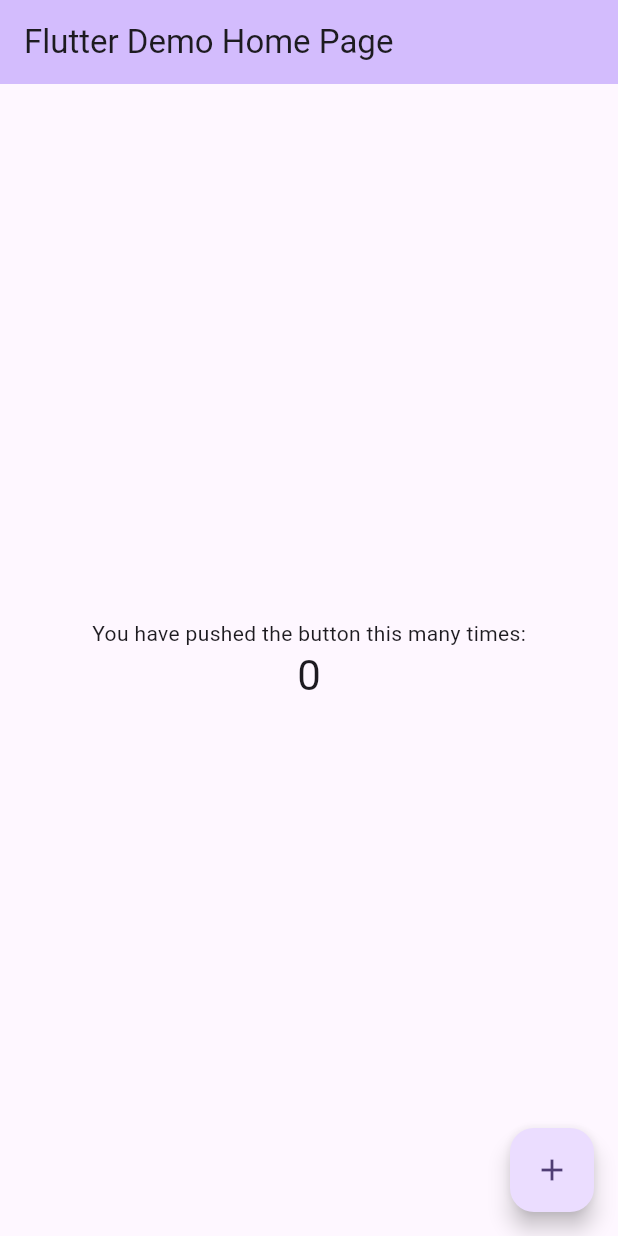
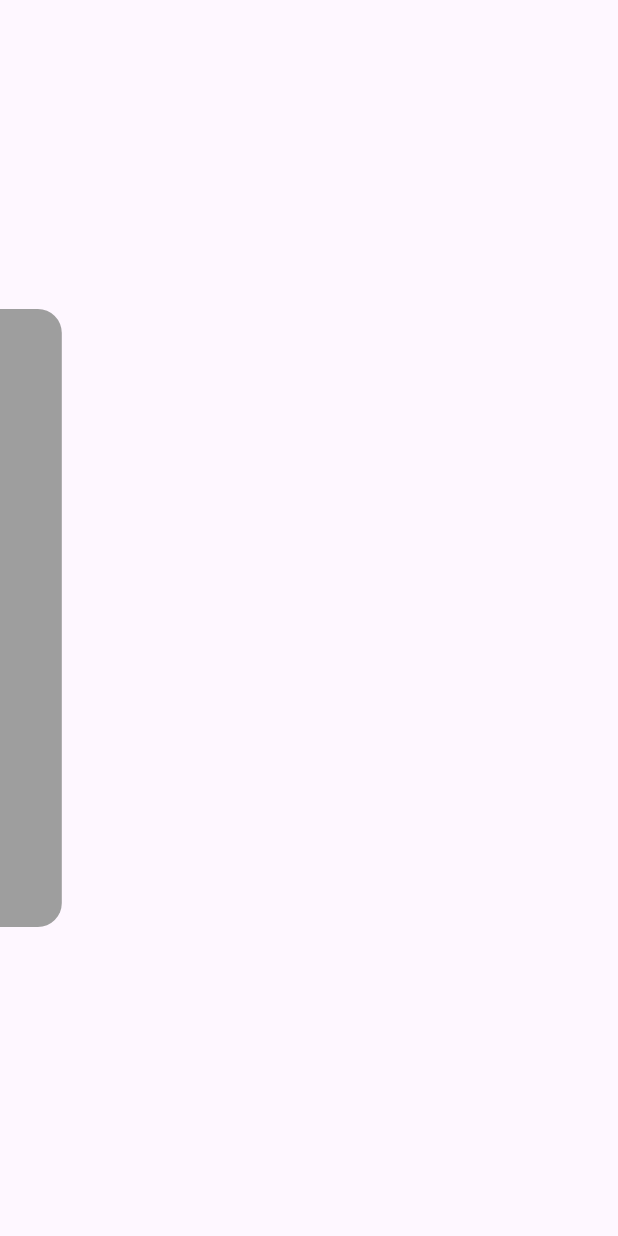
Before and after one commit to TheRealJasoandRazi/pixel_editor_app, a Flutter app: the screen it shows after launch, on a phone screen of 412 x 824 dp. Run offline on Flutter 3.47's test engine with Material 3 defaults, Android fonts, the phone set to English and light mode, and no system bars.

Commit message:
created container that is the base of the tool bar

```diff
--- a/lib/main.dart
+++ b/lib/main.dart
@@ -13,21 +13,6 @@ class MyApp extends StatelessWidget {
     return MaterialApp(
       title: 'Flutter Demo',
       theme: ThemeData(
-        // This is the theme of your application.
-        //
-        // TRY THIS: Try running your application with "flutter run". You'll see
-        // the application has a purple toolbar. Then, without quitting the app,
-        // try changing the seedColor in the colorScheme below to Colors.green
-        // and then invoke "hot reload" (save your changes or press the "hot
-        // reload" button in a Flutter-supported IDE, or press "r" if you used
-        // the command line to start the app).
-        //
-        // Notice that the counter didn't reset back to zero; the application
-        // state is not lost during the reload. To reset the state, use hot
-        // restart instead.
-        //
-        // This works for code too, not just values: Most code changes can be
-        // tested with just a hot reload.
         colorScheme: ColorScheme.fromSeed(seedColor: Colors.deepPurple),
         useMaterial3: true,
       ),
@@ -37,7 +22,7 @@ class MyApp extends StatelessWidget {
 }
 
 class MyHomePage extends StatefulWidget {
-  const MyHomePage({super.key, required this.title});
+  const MyHomePage({super.key, required this.title});//the required defines it parameters
 
   // This widget is the home page of your application. It is stateful, meaning
   // that it has a State object (defined below) that contains fields that affect
@@ -55,17 +40,90 @@ class MyHomePage extends StatefulWidget {
 }
 
 class _MyHomePageState extends State<MyHomePage> {
-  int _counter = 0;
+  int _currentColumnIndex = 1; //by default is in column 1
+  void _moveContainer(index){
+    setState(() {
+      _currentColumnIndex = index;
+    });
+  }
 
-  void _incrementCounter() {
-    setState(() {
-      // This call to setState tells the Flutter framework that something has
-      // changed in this State, which causes it to rerun the build method below
-      // so that the display can reflect the updated values. If we changed
-      // _counter without calling setState(), then the build method would not be
-      // called again, and so nothing would appear to happen.
-      _counter++;
-    });
+  Widget toolBar(Alignment alignment) {
+    BorderRadius borderRadius;
+    double widthf = 0;
+    double heightf = 0;
+
+    if (alignment == Alignment.centerLeft) {
+      borderRadius = BorderRadius.only(
+        topRight: Radius.circular(16.0),
+        bottomRight: Radius.circular(16.0),
+      );
+      widthf = 0.5;
+      heightf = 0.5;
+    } else if (alignment == Alignment.centerRight) {
+      borderRadius = BorderRadius.only(
+        topLeft: Radius.circular(16.0),
+        bottomLeft: Radius.circular(16.0),
+      );
+      widthf = 0.5;
+      heightf = 0.5;
+    } else if (alignment == Alignment.topCenter) {
+      borderRadius = BorderRadius.only(
+        bottomLeft: Radius.circular(16.0),
+        bottomRight: Radius.circular(16.0),
+      );
+      widthf = 1.0;
+      heightf = 0.1;
+    } else if (alignment == Alignment.bottomCenter) {
+      borderRadius = BorderRadius.only(
+        topLeft: Radius.circular(16.0),
+        topRight: Radius.circular(16.0),
+      );
+      widthf = 1.0;
+      heightf = 0.1;
+    } else {
+      // Default case if no matching alignment is found
+      borderRadius = BorderRadius.circular(0.0);
+    }
+
+    return Expanded(
+      child: Align(
+        alignment: alignment, // Align the child to the middle left
+        child: FractionallySizedBox(
+          widthFactor: widthf, // 50% of the width of the parent
+          heightFactor: heightf, // 50% of the height of the parent
+          child: GestureDetector(
+            onVerticalDragUpdate: (details) {
+              if (details.delta.dy < 0) {
+                // Upward movement
+                _moveContainer(2);
+                print('up');
+              } else if (details.delta.dy > 0) {
+                // Downward movement
+                _moveContainer(4);
+                print('down');
+              }
+            },
+            onHorizontalDragUpdate: (details) {
+              if (details.delta.dx > 0) {
+                // Rightward movement
+                _moveContainer(3);
+                print('right');
+              } else if (details.delta.dx < 0) {
+                // Leftward movement
+                _moveContainer(1); // Add handling for leftward movement
+                print('left');
+              }
+            },
+            child: Container(
+              decoration: BoxDecoration(
+                color: Colors.grey, // Background color set to blue
+                borderRadius: borderRadius,
+              ),
+            ),
+          ),
+        ),
+      ),
+    );
   }
 
   @override
@@ -77,49 +135,48 @@ class _MyHomePageState extends State<MyHomePage> {
     // fast, so that you can just rebuild anything that needs updating rather
     // than having to individually change instances of widgets.
     return Scaffold(
-      appBar: AppBar(
-        // TRY THIS: Try changing the color here to a specific color (to
-        // Colors.amber, perhaps?) and trigger a hot reload to see the AppBar
-        // change color while the other colors stay the same.
-        backgroundColor: Theme.of(context).colorScheme.inversePrimary,
-        // Here we take the value from the MyHomePage object that was created by
-        // the App.build method, and use it to set our appbar title.
-        title: Text(widget.title),
-      ),
-      body: Center(
-        // Center is a layout widget. It takes a single child and positions it
-        // in the middle of the parent.
-        child: Column(
-          // Column is also a layout widget. It takes a list of children and
-          // arranges them vertically. By default, it sizes itself to fit its
-          // children horizontally, and tries to be as tall as its parent.
-          //
-          // Column has various properties to control how it sizes itself and
-          // how it positions its children. Here we use mainAxisAlignment to
-          // center the children vertically; the main axis here is the vertical
-          // axis because Columns are vertical (the cross axis would be
-          // horizontal).
-          //
-          // TRY THIS: Invoke "debug painting" (choose the "Toggle Debug Paint"
-          // action in the IDE, or press "p" in the console), to see the
-          // wireframe for each widget.
-          mainAxisAlignment: MainAxisAlignment.center,
-          children: <Widget>[
-            const Text(
-              'You have pushed the button this many times:',
+      body: Container(
+        width: double.infinity,
+        height: double.infinity,
+        child: Row(
+          children: [
+            Flexible(
+              flex: 2,
+              fit: FlexFit.tight,
+              child: Column(
+                children: [
+                  if(_currentColumnIndex == 1)
+                    toolBar(Alignment.centerLeft),
+                ],
+              )
             ),
-            Text(
-              '$_counter',
-              style: Theme.of(context).textTheme.headlineMedium,
+            Flexible(
+              flex: 6,
+              fit: FlexFit.tight,
+              child: Column(
+                mainAxisAlignment: MainAxisAlignment.center,
+                children: [
+                  if(_currentColumnIndex == 2)
+                    toolBar(Alignment.topCenter),
+                  if(_currentColumnIndex == 4)
+                    toolBar(Alignment.bottomCenter),
+                ],
+              )
+            ),
+            Flexible(
+              flex: 2,
+              fit: FlexFit.tight,
+              child: Column(
+                mainAxisAlignment: MainAxisAlignment.center,
+                children: [
+                  if (_currentColumnIndex == 3)
+                    toolBar(Alignment.centerRight),
+                ],
+              )
             ),
           ],
-        ),
-      ),
-      floatingActionButton: FloatingActionButton(
-        onPressed: _incrementCounter,
-        tooltip: 'Increment',
-        child: const Icon(Icons.add),
-      ), // This trailing comma makes auto-formatting nicer for build methods.
+        )
+      )
     );
   }
 }
```
Also changed, not shown: 100 other files.
